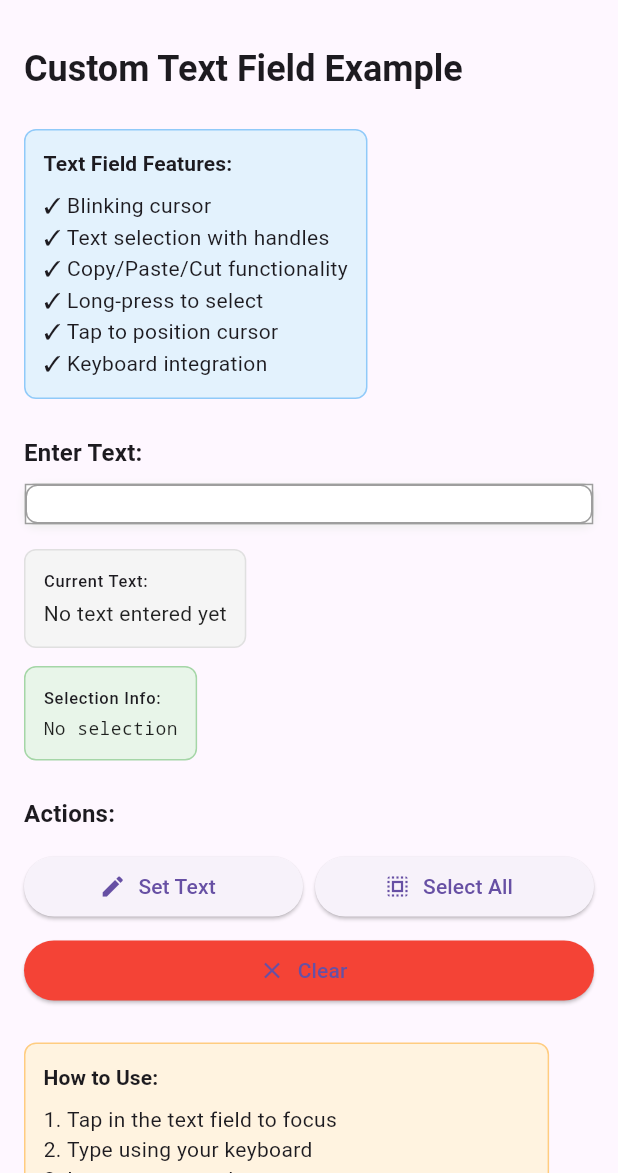
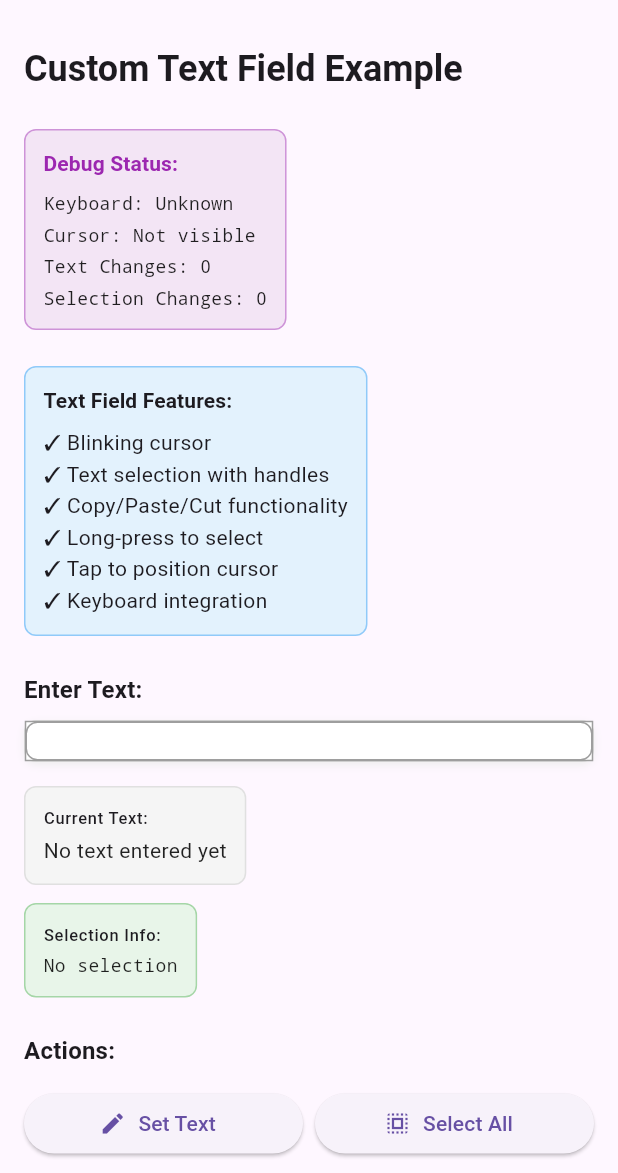
Before and after one commit to Istiak-Ahmed78/my_basic_textfield, a Flutter app: the screen it shows after launch, on a phone screen of 412 x 824 dp, the part 63-1236 px from its top. Run offline on Flutter 3.47's test engine with Material 3 defaults, Android fonts, the phone set to English and light mode, and no system bars; our stand-ins replace plugin_platform_interface, web.

Commit message:
some major error addressed

```diff
--- a/example/lib/main.dart
+++ b/example/lib/main.dart
@@ -11,6 +11,7 @@ class MyApp extends StatelessWidget {
 
   @override
   Widget build(BuildContext context) {
+    debugPrint('🎨 MyApp: Building');
     return MaterialApp(
       title: 'My Basic TextField Demo',
       theme: ThemeData(primarySwatch: Colors.blue, useMaterial3: true),
@@ -30,50 +31,106 @@ class _TextFieldDemoPageState extends State<TextFieldDemoPage> {
   late TextEdittingController _controller;
   String _displayText = 'No text entered yet';
   String _selectionInfo = 'No selection';
+  String _keyboardStatus = 'Keyboard: Unknown';
+  String _cursorStatus = 'Cursor: Not visible';
+  int _textChangeCount = 0;
+  int _selectionChangeCount = 0;
 
   @override
   void initState() {
+    debugPrint('📱 TextFieldDemoPage: initState() called');
     super.initState();
+
     _controller = TextEdittingController(null);
+    debugPrint('✅ TextEdittingController created');
 
     // Listen to text changes
     _controller.addListener(() {
+      debugPrint('\n🔄 ========== CONTROLLER LISTENER TRIGGERED ==========');
+      debugPrint('📝 Text Change #${++_textChangeCount}');
+      debugPrint('📄 Current text: "${_controller.text}"');
+      debugPrint('📏 Text length: ${_controller.text.length}');
+
+      final selection = _controller.selection;
+      debugPrint('🎯 Selection object: $selection');
+      debugPrint('   - baseOffset: ${selection.baseOffset}');
+      debugPrint('   - extentOffset: ${selection.extentOffset}');
+      debugPrint('   - start: ${selection.start}');
+      debugPrint('   - end: ${selection.end}');
+      debugPrint('   - isCollapsed: ${selection.isCollapsed}');
+      // debugPrint('   - hasSelection: ${selection.hasSelection}');
+
       setState(() {
         _displayText = _controller.text.isEmpty
             ? 'No text entered yet'
             : _controller.text;
 
-        final selection = _controller.selection;
         _selectionInfo =
             'Cursor: ${selection.baseOffset} | '
-            'Selection: ${selection.start}-${selection.end}';
+            'Selection: ${selection.start}-${selection.end} | '
+            'Collapsed: ${selection.isCollapsed}';
+
+        _cursorStatus = 'Cursor Position: ${selection.baseOffset}';
+        _selectionChangeCount++;
+
+        debugPrint('🎨 UI State updated');
+        debugPrint('   - _displayText: $_displayText');
+        debugPrint('   - _selectionInfo: $_selectionInfo');
+        debugPrint('   - _selectionChangeCount: $_selectionChangeCount');
       });
+      debugPrint('🔄 ========== LISTENER END ==========\n');
     });
+
+    debugPrint('✅ Listener attached to controller');
   }
 
   @override
   void dispose() {
+    debugPrint('🗑️ TextFieldDemoPage: dispose() called');
+    debugPrint('📊 Final Stats:');
+    debugPrint('   - Total text changes: $_textChangeCount');
+    debugPrint('   - Total selection changes: $_selectionChangeCount');
     _controller.dispose();
+    debugPrint('✅ Controller disposed');
     super.dispose();
   }
 
   void _clearText() {
+    debugPrint('\n🧹 ========== CLEAR TEXT BUTTON PRESSED ==========');
+    debugPrint('📝 Before clear: "${_controller.text}"');
     _controller.clear();
+    debugPrint('📝 After clear: "${_controller.text}"');
+    debugPrint('🧹 ========== CLEAR END ==========\n');
   }
 
   void _setTextProgrammatically() {
+    debugPrint('\n✏️ ========== SET TEXT BUTTON PRESSED ==========');
+    debugPrint('📝 Before set: "${_controller.text}"');
     _controller.text = 'Hello from Flutter!';
+    debugPrint('📝 After set: "${_controller.text}"');
+    debugPrint('🎯 Selection after set: ${_controller.selection}');
+    debugPrint('✏️ ========== SET TEXT END ==========\n');
   }
 
   void _selectAll() {
+    debugPrint('\n📋 ========== SELECT ALL BUTTON PRESSED ==========');
+    debugPrint('📝 Text: "${_controller.text}"');
+    debugPrint('📏 Text length: ${_controller.text.length}');
+    debugPrint('🎯 Before selection: ${_controller.selection}');
+
     _controller.selection = TextSelection(
       baseOffset: 0,
       extentOffset: _controller.text.length,
     );
+
+    debugPrint('🎯 After selection: ${_controller.selection}');
+    debugPrint('📋 ========== SELECT ALL END ==========\n');
   }
 
   @override
   Widget build(BuildContext context) {
+    debugPrint('🎨 TextFieldDemoPage: build() called');
+
     return Scaffold(
       appBar: AppBar(
         title: const Text('My Basic TextField Demo'),
@@ -90,6 +147,65 @@ class _TextFieldDemoPageState extends State<TextFieldDemoPage> {
                 'Custom Text Field Example',
                 style: Theme.of(context).textTheme.headlineSmall?.copyWith(
                   fontWeight: FontWeight.bold,
+                ),
+              ),
+              const SizedBox(height: 24),
+
+              // Debug Status Box
+              Container(
+                padding: const EdgeInsets.all(12),
+                decoration: BoxDecoration(
+                  color: Colors.purple.shade50,
+                  border: Border.all(color: Colors.purple.shade200),
+                  borderRadius: BorderRadius.circular(8),
+                ),
+                child: Column(
+                  crossAxisAlignment: CrossAxisAlignment.start,
+                  children: [
+                    Text(
+                      'Debug Status:',
+                      style: Theme.of(context).textTheme.titleSmall?.copyWith(
+                        fontWeight: FontWeight.bold,
+                        color: Colors.purple,
+                      ),
+                    ),
+                    const SizedBox(height: 8),
+                    Text(
+                      _keyboardStatus,
+                      style: const TextStyle(
+                        fontSize: 12,
+                        fontFamily: 'Courier',
+                        color: Colors.black87,
+                      ),
+                    ),
+                    const SizedBox(height: 4),
+                    Text(
+                      _cursorStatus,
+                      style: const TextStyle(
+                        fontSize: 12,
+                        fontFamily: 'Courier',
+                        color: Colors.black87,
+                      ),
+                    ),
+                    const SizedBox(height: 4),
+                    Text(
+                      'Text Changes: $_textChangeCount',
+                      style: const TextStyle(
+                        fontSize: 12,
+                        fontFamily: 'Courier',
+                        color: Colors.black87,
+                      ),
+                    ),
+                    const SizedBox(height: 4),
+                    Text(
+                      'Selection Changes: $_selectionChangeCount',
+                      style: const TextStyle(
+                        fontSize: 12,
+                        fontFamily: 'Courier',
+                        color: Colors.black87,
+                      ),
+                    ),
+                  ],
                 ),
               ),
               const SizedBox(height: 24),
@@ -158,8 +274,9 @@ class _TextFieldDemoPageState extends State<TextFieldDemoPage> {
                   obscureText: false,
                   isMultiline: false,
                   onChanged: (value) {
-                    // Optional: Handle text changes
-                    debugPrint('Text changed: $value');
+                    debugPrint('🎯 EditableText.onChanged() called');
+                    debugPrint('   - New value: "$value"');
+                    debugPrint('   - Value length: ${value.length}');
                   },
                 ),
               ),
--- a/example/pubspec.yaml
+++ b/example/pubspec.yaml
@@ -5,7 +5,7 @@ description: "Demonstrates how to use the my_basic_textfield plugin."
 publish_to: 'none' # Remove this line if you wish to publish to pub.dev
 
 environment:
-  sdk: ^3.12.0-225.0.dev
+  sdk: ^3.11.0
 
 # Dependencies specify other packages that your package needs in order to work.
 # To automatically upgrade your package dependencies to the latest versions
--- a/lib/src/widgets/editable_text.dart
+++ b/lib/src/widgets/editable_text.dart
@@ -1,5 +1,4 @@
 import 'dart:async';
-import 'dart:nativewrappers/_internal/vm/lib/ffi_allocation_patch.dart';
 import 'package:flutter/material.dart' show Colors, Material, InkWell;
 import 'package:flutter/services.dart' show Clipboard, ClipboardData;
 import 'package:my_basic_textfield/src/services/text_editing.dart'
--- a/pubspec.yaml
+++ b/pubspec.yaml
@@ -4,7 +4,7 @@ version: 0.0.1
 homepage:
 
 environment:
-  sdk: ^3.12.0-225.0.dev
+  sdk: ^3.11.0
   flutter: '>=3.3.0'
 
 dependencies:
```
Also changed, not shown: example/pubspec.lock, 6 other files.
